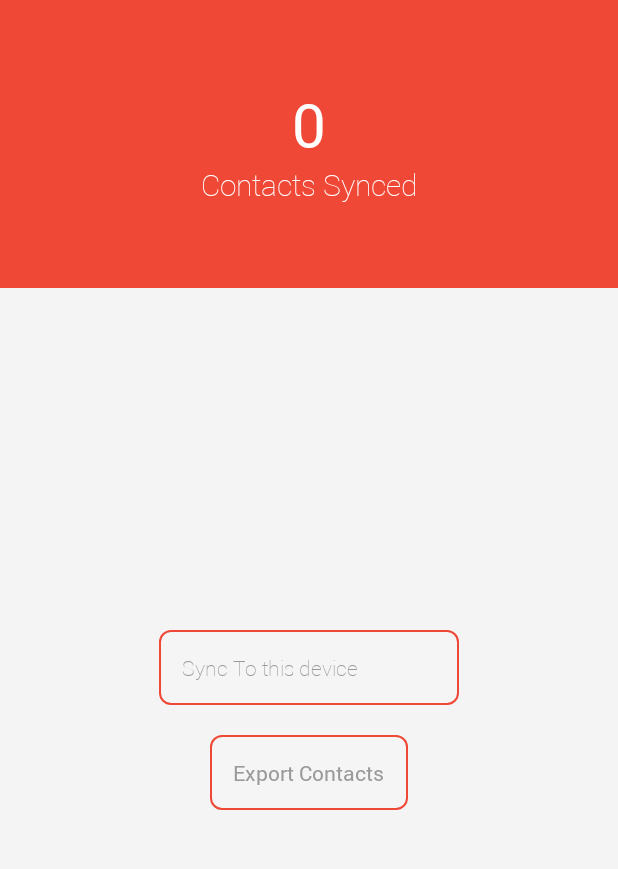
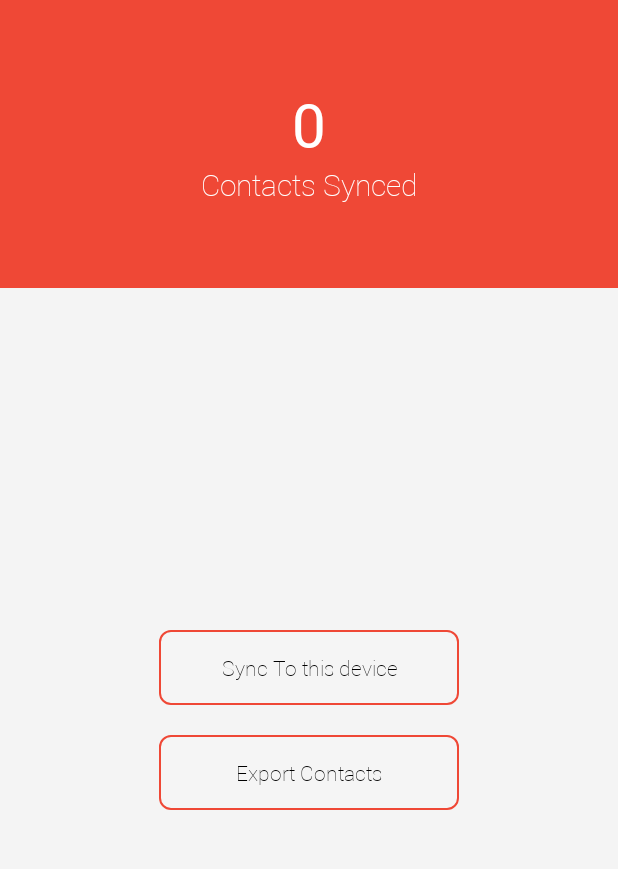
Before and after one commit to KiranGopalakrishnan/Zync, an Android app: the screen it shows after launch (MainActivity), after a tap on "Export Contacts", on a phone screen of 412 x 824 dp, the part 84-953 px from its top. Run offline under Robolectric (Android 15) with nearby library versions, the phone set to English and light mode, and no system bars; 1 statement that could not run was skipped.

Commit message:
changes to layout

```diff
--- a/app/src/main/java/project/kiran/zync/MainActivity.java
+++ b/app/src/main/java/project/kiran/zync/MainActivity.java
@@ -37,45 +37,17 @@ public class MainActivity extends AppCompatActivity {
         overrideFonts(getApplicationContext(),contactText,"Thin");
         TextView exportButton = (TextView) findViewById(R.id.exportButton);
         exportButton.setOnClickListener(exportContacts);
-        overrideFonts(getApplicationContext(),exportButton,"Regular");
+        overrideFonts(getApplicationContext(),exportButton,"Thin");
         TextView syncButton = (TextView) findViewById(R.id.syncButton);
         overrideFonts(getApplicationContext(),syncButton,"Thin");
     }
     View.OnClickListener exportContacts = new View.OnClickListener() {
         @Override
         public void onClick(View v) {
-            dataWriter dw = new dataWriter();
-            dw.setFile("contacts.json");
-            String rfile = dw.getFile(getApplicationContext());
+
         }
     };
-    private class mainCount extends AsyncTask<String,String,String>{
 
-        @Override
-        protected String doInBackground(String... params) {
-           /* String url= "http://anoudis.com/users/core/register.php";
-            serverRequest lp = new serverRequest();
-            String cname,cnumber,id;
-            cname=params[0].get(i);
-            cnumber=params[1];
-            id=params[3];
-            HashMap<String, String> data = new HashMap<String,String>();
-            data.put("email",username);
-            data.put("password", password);
-            data.put("sex",sex);
-            data.put("dob", dob);
-            data.put("accountType", "U");
-            data.put("firstname",firstname);
-            data.put("lastname", lastname);
-
-            String result = lp.sendRequest(url, data);
-
-            //Log.i("Response  : ",result.toString());
-            return  result.toString();*/
-            return null;
-        }
-
-    }
     private void overrideFonts(final Context context, final View v, String Style) {
         try {
             if (v instanceof ViewGroup) {
--- a/app/src/main/res/layout/activity_main.xml
+++ b/app/src/main/res/layout/activity_main.xml
@@ -48,16 +48,18 @@
             android:layout_width="200dp"
             android:layout_height="wrap_content"
             android:padding="15dp"
-            android:textColor="#999"
+            android:textColor="#000"
+            android:gravity="center"
             android:background="@drawable/roundborder"
             android:id="@+id/syncButton" />
         <TextView
             android:text="Export Contacts"
-            android:layout_width="wrap_content"
+            android:layout_width="200dp"
             android:layout_height="wrap_content"
             android:layout_marginTop="20dp"
             android:padding="15dp"
-            android:textColor="#999"
+            android:textColor="#000"
+            android:gravity="center"
             android:background="@drawable/roundborder"
             android:id="@+id/exportButton" />
     </LinearLayout>
```
Also changed, not shown: app/src/main/java/project/kiran/zync/login.java (+26 -0 lines).
